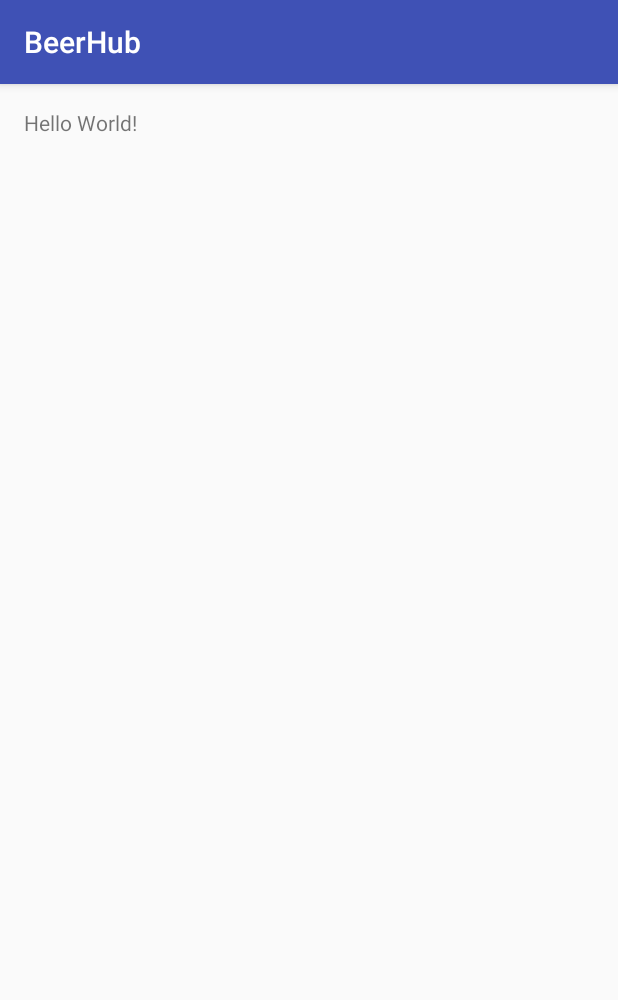
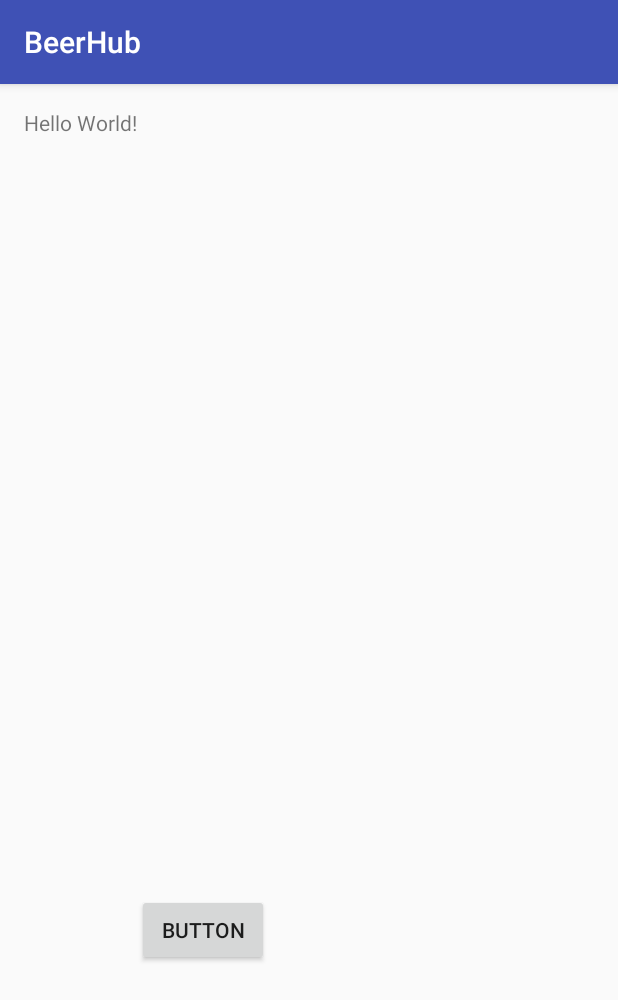
Before and after one commit to shostler/BeerHub, an Android app: the screen it shows after launch (MainActivity), on a phone screen of 412 x 824 dp. Shown: the top 1000 px of the screen. Run offline under Robolectric (Android 15) with nearby library versions, the phone set to English and light mode, and no system bars; libraries missing offline, so code that uses them is left out: io.realm.

Commit message:
More stuff

```diff
--- a/app/src/main/java/com/infusionsoft/beerhub/BeerHubApplication.java
+++ b/app/src/main/java/com/infusionsoft/beerhub/BeerHubApplication.java
@@ -1,6 +1,8 @@
 package com.infusionsoft.beerhub;
 
 import android.app.Application;
+import io.realm.Realm;
+import io.realm.RealmConfiguration;
 
 /**
  * File description here...
@@ -10,6 +12,15 @@ public class BeerHubApplication extends Application {
     @Override
     public void onCreate() {
         super.onCreate();
+
+
+
+        /*RealmConfiguration config = new RealmConfiguration.Builder(this)
+            .name("beer-hub.realm")
+            .schemaVersion(0)
+            .deleteRealmIfMigrationNeeded()
+            .build();
+        Realm.setDefaultConfiguration(config);*/
     }
 
 }
--- a/app/src/main/res/layout/activity_main.xml
+++ b/app/src/main/res/layout/activity_main.xml
@@ -13,5 +13,17 @@
     <TextView
         android:layout_width="wrap_content"
         android:layout_height="wrap_content"
-        android:text="Hello World!" />
+        android:text="Hello World!"
+        android:id="@+id/textView"
+        />
+    <Button
+        android:text="Button"
+        android:layout_width="wrap_content"
+        android:layout_height="wrap_content"
+        android:layout_marginBottom="164dp"
+        android:id="@+id/button"
+        android:layout_alignParentBottom="true"
+        android:layout_toEndOf="@+id/textView"
+        android:onClick="clickMe"
+        />
 </RelativeLayout>
```
Also changed, not shown: app/src/main/AndroidManifest.xml (+7 -3 lines), app/src/main/java/com/infusionsoft/beerhub/Main2Activity.java (added, +13 -0 lines), app/src/main/java/com/infusionsoft/beerhub/MainActivity.java (+8 -0 lines), app/src/main/res/layout/activity_main2.xml (added, +15 -0 lines).
